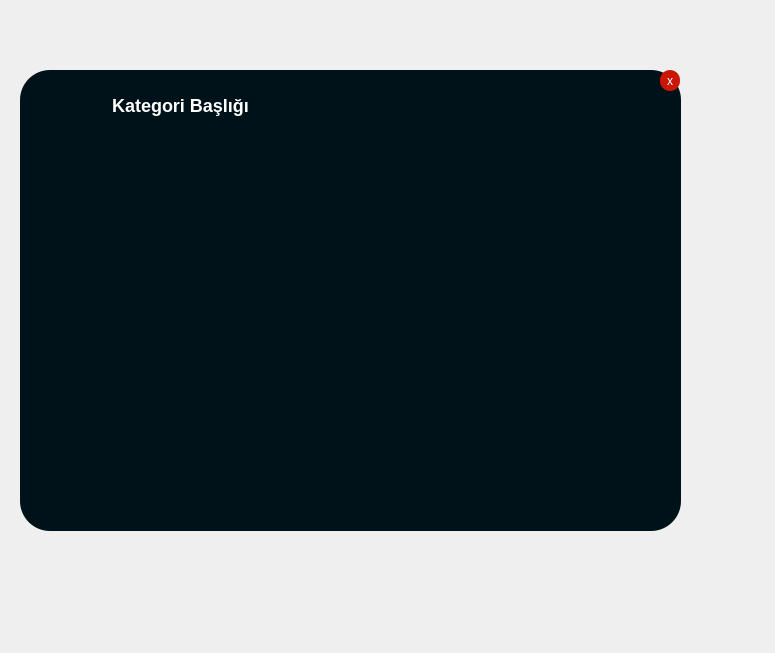
mehmetemrepolat/Niyetli, file content.ui: the form before one commit.
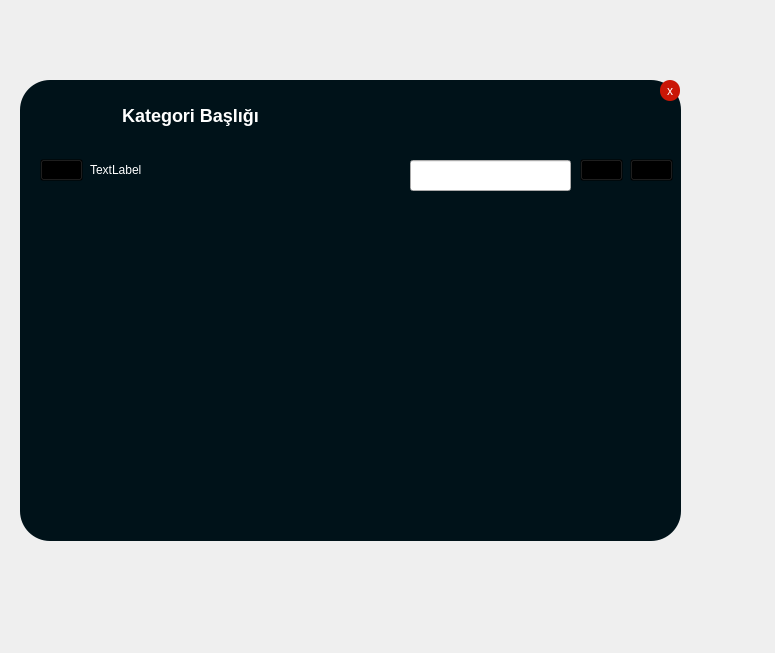
The form after the commit.

The edit to the form file:
```diff
--- a/content.ui
+++ b/content.ui
@@ -21,7 +21,7 @@
     <property name="geometry">
      <rect>
       <x>20</x>
-      <y>70</y>
+      <y>80</y>
       <width>661</width>
       <height>461</height>
      </rect>
@@ -77,7 +77,7 @@
     <widget class="QWidget" name="verticalLayoutWidget">
      <property name="geometry">
       <rect>
-       <x>10</x>
+       <x>20</x>
        <y>20</y>
        <width>301</width>
        <height>31</height>
@@ -112,17 +112,6 @@
       </item>
      </layout>
     </widget>
-    <widget class="QWidget" name="horizontalLayoutWidget">
-     <property name="geometry">
-      <rect>
-       <x>20</x>
-       <y>60</y>
-       <width>631</width>
-       <height>51</height>
-      </rect>
-     </property>
-     <layout class="QHBoxLayout" name="horizontalLayout"/>
-    </widget>
     <widget class="QWidget" name="verticalLayoutWidget_2">
      <property name="geometry">
       <rect>
@@ -134,6 +123,120 @@
      </property>
      <layout class="QVBoxLayout" name="verticalLayout_2"/>
     </widget>
+    <widget class="QWidget" name="horizontalLayoutWidget_2">
+     <property name="geometry">
+      <rect>
+       <x>610</x>
+       <y>70</y>
+       <width>43</width>
+       <height>41</height>
+      </rect>
+     </property>
+     <layout class="QHBoxLayout" name="horizontalLayout_2">
+      <item>
+       <widget class="QPushButton" name="add_content">
+        <property name="cursor">
+         <cursorShape>PointingHandCursor</cursorShape>
+        </property>
+        <property name="autoFillBackground">
+         <bool>false</bool>
+        </property>
+        <property name="styleSheet">
+         <string notr="true">background:transparent;</string>
+        </property>
+        <property name="text">
+         <string/>
+        </property>
+       </widget>
+      </item>
+     </layout>
+    </widget>
+    <widget class="QLineEdit" name="search">
+     <property name="geometry">
+      <rect>
+       <x>390</x>
+       <y>80</y>
+       <width>161</width>
+       <height>31</height>
+      </rect>
+     </property>
+     <property name="styleSheet">
+      <string notr="true">color: #fff;
+</string>
+     </property>
+    </widget>
+    <widget class="QWidget" name="horizontalLayoutWidget_3">
+     <property name="geometry">
+      <rect>
+       <x>560</x>
+       <y>70</y>
+       <width>43</width>
+       <height>41</height>
+      </rect>
+     </property>
+     <layout class="QHBoxLayout" name="horizontalLayout_3">
+      <item>
+       <widget class="QPushButton" name="search_button">
+        <property name="cursor">
+         <cursorShape>PointingHandCursor</cursorShape>
+        </property>
+        <property name="autoFillBackground">
+         <bool>false</bool>
+        </property>
+        <property name="styleSheet">
+         <string notr="true">background:transparent;</string>
+        </property>
+        <property name="text">
+         <string/>
+        </property>
+       </widget>
+      </item>
+     </layout>
+    </widget>
+    <widget class="QWidget" name="horizontalLayoutWidget">
+     <property name="geometry">
+      <rect>
+       <x>20</x>
+       <y>70</y>
+       <width>43</width>
+       <height>41</height>
+      </rect>
+     </property>
+     <layout class="QHBoxLayout" name="horizontalLayout_9">
+      <item>
+       <widget class="QPushButton" name="search_button_2">
+        <property name="cursor">
+         <cursorShape>PointingHandCursor</cursorShape>
+        </property>
+        <property name="autoFillBackground">
+         <bool>false</bool>
+        </property>
+        <property name="styleSheet">
+         <string notr="true">background:transparent;</string>
+        </property>
+        <property name="text">
+         <string/>
+        </property>
+       </widget>
+      </item>
+     </layout>
+    </widget>
+    <widget class="QLabel" name="label">
+     <property name="geometry">
+      <rect>
+       <x>70</x>
+       <y>70</y>
+       <width>101</width>
+       <height>39</height>
+      </rect>
+     </property>
+     <property name="styleSheet">
+      <string notr="true">color: white;</string>
+     </property>
+     <property name="text">
+      <string>TextLabel</string>
+     </property>
+    </widget>
    </widget>
   </widget>
  </widget>
```
